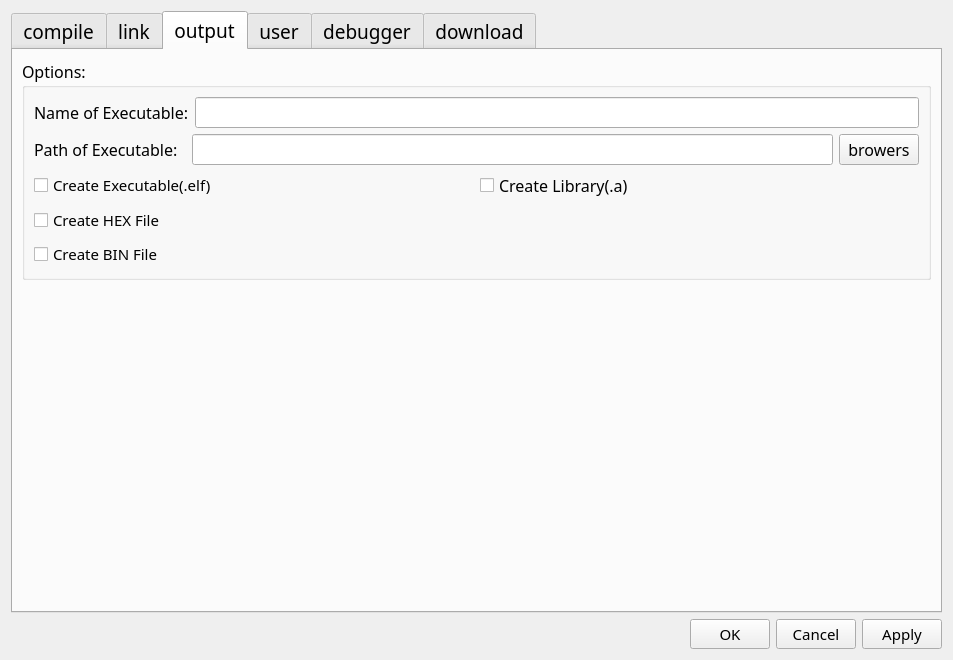
Old version of the form projectoptiondialog.ui in the repository snikeguo/ArmMcuPluginForQtCreator.
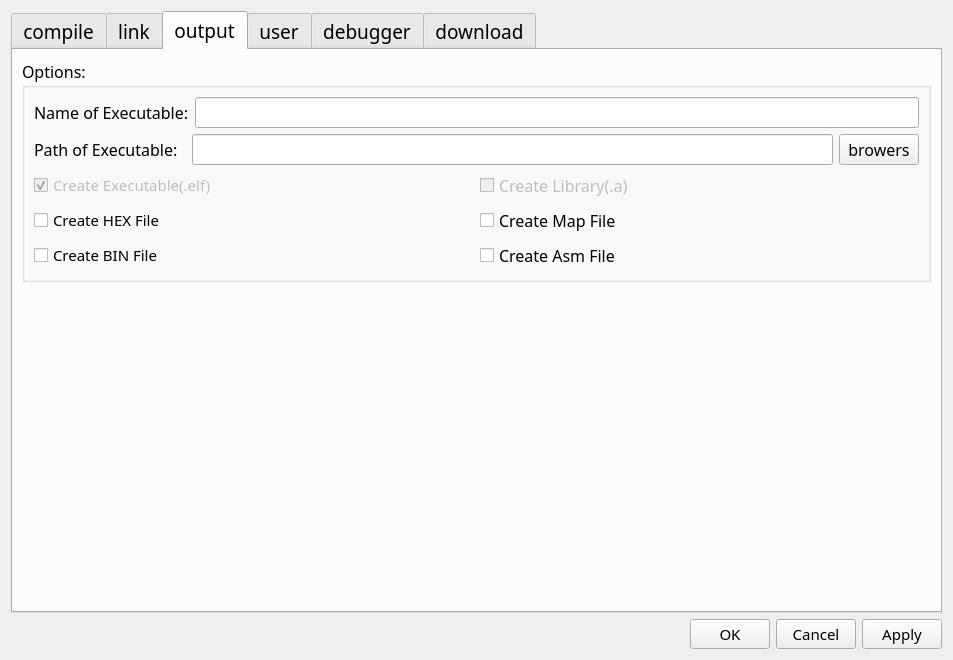
New version of the form. The open tabs and pages were chosen to show the change. Custom widgets are drawn as their Qt base class.

Commit message: add the "create project file(qbs) function"

What changed in the file:
```diff
--- a/projectoptiondialog.ui
+++ b/projectoptiondialog.ui
@@ -25,7 +25,7 @@
         </font>
        </property>
        <property name="currentIndex">
-        <number>1</number>
+        <number>2</number>
        </property>
        <widget class="QWidget" name="tab">
         <attribute name="title">
@@ -292,7 +292,11 @@
                          </widget>
                         </item>
                         <item row="1" column="0" colspan="3">
-                         <widget class="QListWidget" name="ComIncludeListWidget"/>
+                         <widget class="MyListWidget" name="ComIncludeListWidget">
+                          <property name="contextMenuPolicy">
+                           <enum>Qt::DefaultContextMenu</enum>
+                          </property>
+                         </widget>
                         </item>
                        </layout>
                       </item>
@@ -324,7 +328,7 @@
                          </widget>
                         </item>
                         <item row="1" column="0" colspan="3">
-                         <widget class="QListWidget" name="ComDefinedListWidget"/>
+                         <widget class="MyListWidget" name="ComDefinedListWidget"/>
                         </item>
                        </layout>
                       </item>
@@ -842,7 +846,7 @@
                        </layout>
                       </item>
                       <item>
-                       <widget class="QListWidget" name="LdListWidget"/>
+                       <widget class="MyListWidget" name="LdListWidget"/>
                       </item>
                      </layout>
                     </item>
@@ -1213,10 +1217,10 @@
         <attribute name="title">
          <string>output</string>
         </attribute>
-        <layout class="QVBoxLayout" name="verticalLayout_38">
+        <layout class="QVBoxLayout" name="verticalLayout_33">
          <item>
-          <layout class="QVBoxLayout" name="verticalLayout_37">
-           <item>
+          <layout class="QGridLayout" name="gridLayout_8">
+           <item row="0" column="0">
             <widget class="QGroupBox" name="groupBox_16">
              <property name="font">
               <font>
@@ -1227,10 +1231,10 @@
              <property name="title">
               <string>Options:</string>
              </property>
-             <layout class="QVBoxLayout" name="verticalLayout_36">
+             <layout class="QVBoxLayout" name="verticalLayout_21">
               <item>
-               <layout class="QVBoxLayout" name="verticalLayout_35">
-                <item>
+               <layout class="QGridLayout" name="gridLayout_7">
+                <item row="0" column="0" colspan="2">
                  <layout class="QGridLayout" name="gridLayout_34">
                   <item row="0" column="0">
                    <widget class="QLabel" name="label_29">
@@ -1240,11 +1244,11 @@
                    </widget>
                   </item>
                   <item row="0" column="1">
-                   <widget class="QLineEdit" name="lineEdit_19"/>
+                   <widget class="QLineEdit" name="OutPutProductNameLineEdit"/>
                   </item>
                  </layout>
                 </item>
-                <item>
+                <item row="1" column="0" colspan="2">
                  <layout class="QGridLayout" name="gridLayout_35">
                   <item row="0" column="0">
                    <widget class="QLabel" name="label_31">
@@ -1254,10 +1258,10 @@
                    </widget>
                   </item>
                   <item row="0" column="1">
-                   <widget class="QLineEdit" name="lineEdit_21"/>
+                   <widget class="QLineEdit" name="OutPutPathLineEdit"/>
                   </item>
                   <item row="0" column="2">
-                   <widget class="QPushButton" name="pushButton_9">
+                   <widget class="QPushButton" name="OutPutPathBrowersPushButton">
                     <property name="text">
                      <string>browers</string>
                     </property>
@@ -1265,12 +1269,13 @@
                   </item>
                  </layout>
                 </item>
-                <item>
-                 <layout class="QVBoxLayout" name="verticalLayout_33">
-                  <item>
+                <item row="2" column="0" colspan="2">
                    <layout class="QGridLayout" name="gridLayout_38">
                     <item row="0" column="0">
                      <widget class="QCheckBox" name="checkBox_16">
+                    <property name="enabled">
+                     <bool>false</bool>
+                    </property>
                       <property name="font">
                        <font>
                         <family>微软雅黑</family>
@@ -1280,10 +1285,19 @@
                       <property name="text">
                        <string>Create Executable(.elf)</string>
                       </property>
+                    <property name="checked">
+                     <bool>true</bool>
+                    </property>
                      </widget>
                     </item>
                     <item row="0" column="1">
                      <widget class="QCheckBox" name="checkBox_17">
+                    <property name="enabled">
+                     <bool>false</bool>
+                    </property>
+                    <property name="toolTip">
+                     <string>no support LIB! now only support Application!</string>
+                    </property>
                       <property name="text">
                        <string>Create Library(.a)</string>
                       </property>
@@ -1291,8 +1305,8 @@
                     </item>
                    </layout>
                   </item>
-                  <item>
-                   <widget class="QCheckBox" name="checkBox_18">
+                <item row="3" column="0">
+                 <widget class="QCheckBox" name="HexFileCheckBox">
                     <property name="font">
                      <font>
                       <family>微软雅黑</family>
@@ -1304,8 +1318,8 @@
                     </property>
                    </widget>
                   </item>
-                  <item>
-                   <widget class="QCheckBox" name="checkBox_19">
+                <item row="4" column="0">
+                 <widget class="QCheckBox" name="BinFileCheckBox">
                     <property name="font">
                      <font>
                       <family>微软雅黑</family>
@@ -1317,14 +1331,26 @@
                     </property>
                    </widget>
                   </item>
-                 </layout>
+                <item row="3" column="1">
+                 <widget class="QCheckBox" name="MapFileCheckBox">
+                  <property name="text">
+                   <string>Create Map File</string>
+                  </property>
+                 </widget>
                 </item>
+                <item row="4" column="1">
+                 <widget class="QCheckBox" name="AsmFileCheckBox">
+                  <property name="text">
+                   <string>Create Asm File</string>
+                  </property>
+                 </widget>
+                </item>
                </layout>
               </item>
              </layout>
             </widget>
            </item>
-           <item>
+           <item row="1" column="0">
             <spacer name="verticalSpacer_2">
              <property name="orientation">
               <enum>Qt::Vertical</enum>
@@ -1590,7 +1616,7 @@
         </spacer>
        </item>
        <item>
-        <widget class="QPushButton" name="pushButton">
+        <widget class="QPushButton" name="OkPushButton">
          <property name="font">
           <font>
            <family>新宋体</family>
@@ -1634,6 +1660,13 @@
    </item>
   </layout>
  </widget>
+ <customwidgets>
+  <customwidget>
+   <class>MyListWidget</class>
+   <extends>QListWidget</extends>
+   <header>mylistwidget.h</header>
+  </customwidget>
+ </customwidgets>
  <resources/>
  <connections/>
 </ui>
```
Lines whose indentation alone changed are shown as unchanged. The commit also changes 6 other files.
